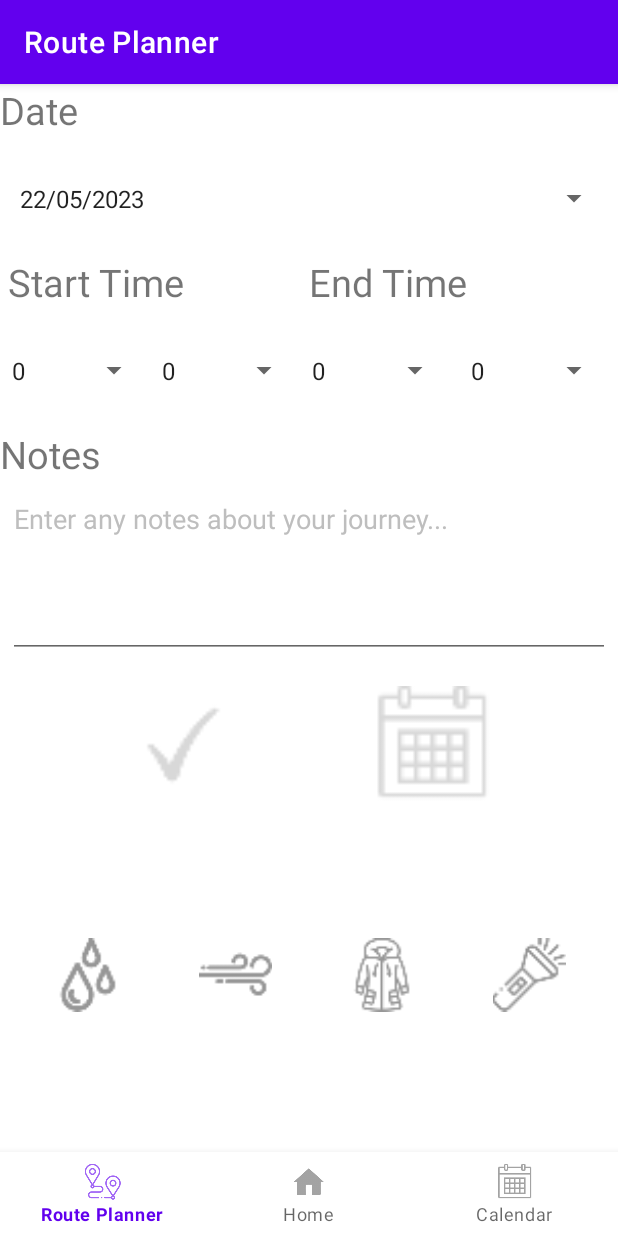
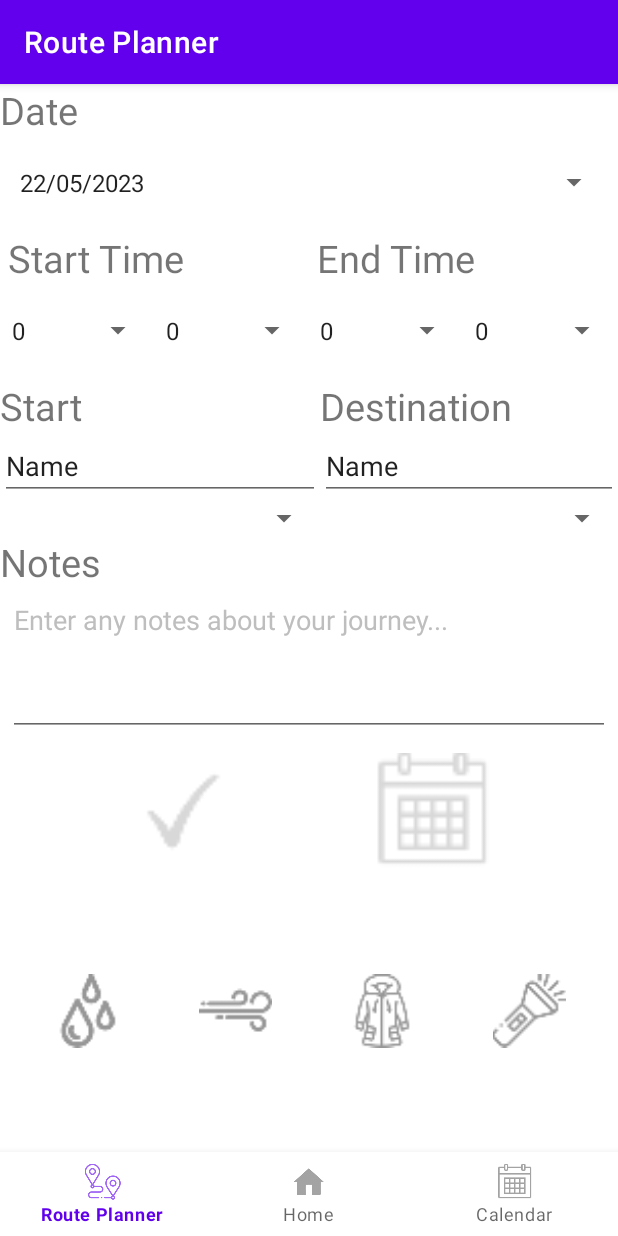
Before and after one commit to matefehervari/InteractionDesign, an Android app: the RoutePlannerFragment screen opened through its navigation route, on a phone screen of 412 x 824 dp. Run offline under Robolectric (Android 15) with nearby library versions, the phone set to English and light mode, and no system bars; our stand-ins replace Volley, navigation-ui.

Commit message:
Attempt 2 on adding search functionality

```diff
--- a/app/src/main/res/layout/fragment_route_planner.xml
+++ b/app/src/main/res/layout/fragment_route_planner.xml
@@ -38,7 +38,7 @@
 
             <Spinner
                 android:id="@+id/DateSpinner"
-                android:layout_width="0dp"
+                android:layout_width="match_parent"
                 android:layout_height="match_parent"
                 android:layout_weight="2"
                 tools:ignore="TouchTargetSizeCheck" />
@@ -64,6 +64,7 @@
                 android:id="@+id/textView14"
                 android:layout_width="match_parent"
                 android:layout_height="match_parent"
+                android:layout_marginHorizontal="5dp"
                 android:layout_weight="1"
                 android:text="End Time"
                 android:textSize="25sp" />
@@ -99,8 +100,71 @@
                 android:id="@+id/endMinuteSpinner"
                 android:layout_width="0dp"
                 android:layout_height="match_parent"
-                android:layout_marginHorizontal="5dp"
                 android:layout_weight="1" />
+
+        </LinearLayout>
+
+        <LinearLayout
+            android:layout_width="match_parent"
+            android:layout_height="wrap_content"
+            android:orientation="horizontal">
+
+            <LinearLayout
+                android:layout_width="wrap_content"
+                android:layout_height="wrap_content"
+                android:orientation="vertical">
+
+                <TextView
+                    android:id="@+id/textView8"
+                    android:layout_width="match_parent"
+                    android:layout_height="wrap_content"
+                    android:text="Start"
+                    android:textSize="25sp" />
+
+                <EditText
+                    android:id="@+id/startText"
+                    android:layout_width="match_parent"
+                    android:layout_height="wrap_content"
+                    android:layout_weight="1"
+                    android:ems="10"
+                    android:inputType="text"
+                    android:text="Name" />
+
+                <Spinner
+                    android:id="@+id/startSpinner"
+                    android:layout_width="match_parent"
+                    android:layout_height="wrap_content"
+                    android:layout_weight="1" />
+            </LinearLayout>
+
+            <LinearLayout
+                android:layout_width="wrap_content"
+                android:layout_height="wrap_content"
+                android:orientation="vertical">
+
+                <TextView
+                    android:id="@+id/textView11"
+                    android:layout_width="match_parent"
+                    android:layout_height="wrap_content"
+                    android:layout_weight="1"
+                    android:text="Destination"
+                    android:textSize="25sp" />
+
+                <EditText
+                    android:id="@+id/endText"
+                    android:layout_width="match_parent"
+                    android:layout_height="wrap_content"
+                    android:layout_weight="1"
+                    android:ems="10"
+                    android:inputType="text"
+                    android:text="Name" />
+
+                <Spinner
+                    android:id="@+id/endSpinner"
+                    android:layout_width="match_parent"
+                    android:layout_height="wrap_content"
+                    android:layout_weight="1" />
+            </LinearLayout>
 
         </LinearLayout>
 
```
